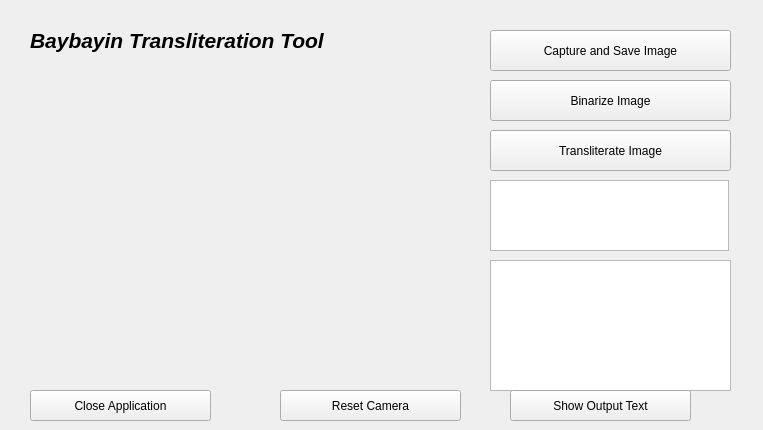
Qt form baybayin-kraken-app.ui (johanndgzmn/baybayin-kraken-app) before a commit.
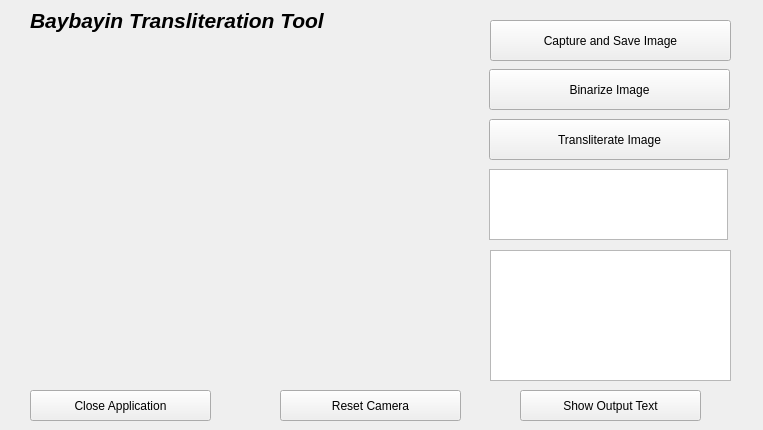
The same form after that commit.

Commit message: Edited component spacing

The edit to the form file:
```diff
--- a/baybayin-kraken-app.ui
+++ b/baybayin-kraken-app.ui
@@ -16,8 +16,8 @@
   <widget class="QPushButton" name="transliterateImageButton">
    <property name="geometry">
     <rect>
-     <x>490</x>
-     <y>130</y>
+     <x>489</x>
+     <y>119</y>
      <width>241</width>
      <height>41</height>
     </rect>
@@ -32,7 +32,7 @@
      <x>30</x>
      <y>0</y>
      <width>351</width>
-     <height>81</height>
+     <height>41</height>
     </rect>
    </property>
    <property name="font">
@@ -51,7 +51,7 @@
    <property name="geometry">
     <rect>
      <x>490</x>
-     <y>30</y>
+     <y>20</y>
      <width>241</width>
      <height>41</height>
     </rect>
@@ -77,7 +77,7 @@
    <property name="geometry">
     <rect>
      <x>30</x>
-     <y>60</y>
+     <y>50</y>
      <width>431</width>
      <height>331</height>
     </rect>
@@ -108,7 +108,7 @@
    <property name="geometry">
     <rect>
      <x>490</x>
-     <y>260</y>
+     <y>250</y>
      <width>241</width>
      <height>131</height>
     </rect>
@@ -122,8 +122,8 @@
   <widget class="QTextEdit" name="ocrOutputBox">
    <property name="geometry">
     <rect>
-     <x>490</x>
-     <y>180</y>
+     <x>489</x>
+     <y>169</y>
      <width>239</width>
      <height>71</height>
     </rect>
@@ -132,8 +132,8 @@
   <widget class="QPushButton" name="binarizeImageButton">
    <property name="geometry">
     <rect>
-     <x>490</x>
-     <y>80</y>
+     <x>489</x>
+     <y>69</y>
      <width>241</width>
      <height>41</height>
     </rect>
@@ -158,7 +158,7 @@
   <widget class="QPushButton" name="showOutputTextButton">
    <property name="geometry">
     <rect>
-     <x>510</x>
+     <x>520</x>
      <y>390</y>
      <width>181</width>
      <height>31</height>
```
